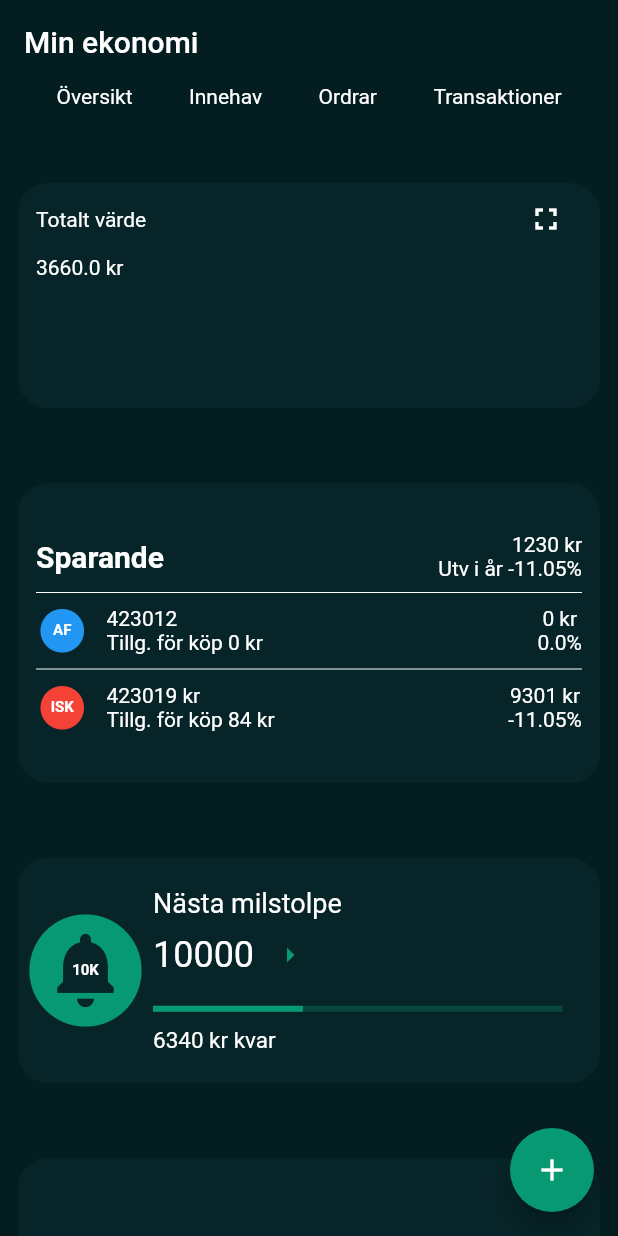
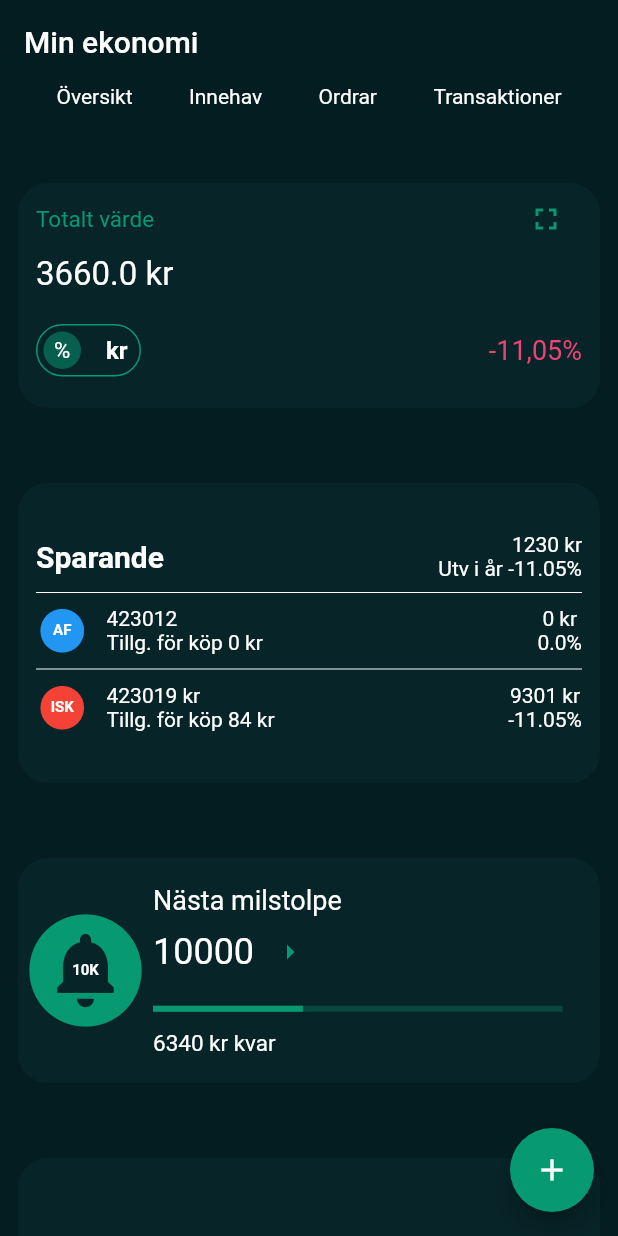
Before and after one commit to emilakerman/avanza_layout, a Flutter app: the screen it shows after launch, on a phone screen of 412 x 824 dp. Run offline on Flutter 3.47's test engine with Material 2 defaults, Android fonts, the light colour scheme and no system bars; drawn by our look-alikes of flutter_switch; our stand-ins replace flutter_riverpod, hooks_riverpod, riverpod_annotation; missing offline and left inert: gradient_line_graph; generated files the repository leaves out were written again.

Commit message:
finalized most of the top container

```diff
--- a/lib/constants/app_sizes.dart
+++ b/lib/constants/app_sizes.dart
@@ -2,6 +2,8 @@ import 'package:flutter/material.dart';
 
 class AppSizes {
   static const largeVertical = SizedBox(height: 50);
+  static const mediumVertical = SizedBox(height: 20);
+  static const smallVertical = SizedBox(height: 12);
   static const smallHorizontal = SizedBox(width: 12);
   static const primaryRounded = 20.0;
 }
--- a/lib/controllers/home_screen_controller.dart
+++ b/lib/controllers/home_screen_controller.dart
@@ -9,8 +9,7 @@ class NetWorthController extends _$NetWorthController {
   @override
   double build() => 3660;
 
-  // Currently unused
-  // Create "mock" way to add funds to account?
+  // Used currently to randomize networth for testing purposes.
   void changeNetWorth({required double newNetWorth}) {
     state = newNetWorth;
   }
@@ -18,10 +17,19 @@ class NetWorthController extends _$NetWorthController {
 
 @riverpod
 class MileStoneController extends _$MileStoneController {
+  // This milestone state should increase to 20K when networth >= 10K, etc.
   @override
   int build() => 10000;
-  // Used with the right arrow, remove later
+  // Used with the right arrow for testing, remove later.
   void incrementMileStone() {
     state = state + 10000;
   }
 }
+
+@riverpod
+class FlutterSwitchController extends _$FlutterSwitchController {
+  @override
+  bool build() => false;
+
+  void reverseState() => state = !state;
+}
--- a/lib/pages/home_screen.dart
+++ b/lib/pages/home_screen.dart
@@ -1,7 +1,8 @@
 import 'dart:math';
-
 import 'package:avanza_app/constants/dividers.dart';
 import 'package:avanza_app/controllers/home_screen_controller.dart';
+import 'package:avanza_app/widgets/flutter_switch_widget.dart';
+import 'package:avanza_app/widgets/gradient_widget.dart';
 import 'package:avanza_app/widgets/progress_indicator.dart';
 import 'package:flutter/material.dart';
 import 'package:avanza_app/constants/app_colors.dart';
@@ -202,14 +203,14 @@ class HomeScreen extends StatelessWidget {
                   )
                 ],
               ),
-              const SizedBox(height: 10),
+              AppSizes.smallVertical,
               Consumer(
                 builder: (_, ref, __) => ProgressIndicatorExample(
                   netWorth: netWorth,
                   mileStone: mileStoneValue.toDouble(),
                 ),
               ),
-              const SizedBox(height: 10),
+              AppSizes.smallVertical,
               _buildCommonText(text: "${mileStoneValue - netWorth.toInt()} kr kvar", fontSize: 15),
             ],
           ),
@@ -231,10 +232,11 @@ class HomeScreen extends StatelessWidget {
   Widget _buildCommonText({
     required String text,
     double? fontSize,
+    Color? color,
   }) {
     return Text(
       text,
-      style: TextStyle(fontSize: fontSize, color: AppColors.white),
+      style: TextStyle(fontSize: fontSize, color: color ?? AppColors.white),
     );
   }
 
@@ -271,13 +273,10 @@ class HomeScreen extends StatelessWidget {
           Row(
             mainAxisAlignment: MainAxisAlignment.spaceBetween,
             children: [
-              const Text(
-                "Totalt värde",
-                style: TextStyle(color: AppColors.white),
-              ),
+              _buildCommonText(text: 'Totalt värde', color: AppColors.darkGreen, fontSize: 15),
               IconButton(
                 icon: const Icon(Icons.fullscreen),
-                color: AppColors.white,
+                color: AppColors.darkGreen,
                 //TODO(Emil): Add functionality.
                 onPressed: () {},
               ),
@@ -285,9 +284,21 @@ class HomeScreen extends StatelessWidget {
           ),
           Row(
             children: [
-              Text(
-                "$netWorth kr",
-                style: const TextStyle(color: AppColors.white),
+              _buildCommonText(text: "$netWorth kr", fontSize: 22),
+            ],
+          ),
+          AppSizes.mediumVertical,
+          Row(
+            mainAxisAlignment: MainAxisAlignment.spaceBetween,
+            children: [
+              const FlutterSwitchWidget(),
+              // This shows difference from last month, but is hardcoded for now.
+              Consumer(
+                builder: (_, ref, __) => _buildCommonText(
+                  text: ref.watch(flutterSwitchControllerProvider) ? "-1037 kr" : "-11,05%",
+                  color: AppColors.red,
+                  fontSize: 18,
+                ),
               ),
             ],
           ),
--- /dev/null
+++ b/lib/widgets/flutter_switch_widget.dart
@@ -0,0 +1,38 @@
+import 'package:avanza_app/lib.dart';
+import 'package:flutter/material.dart';
+import 'package:flutter_switch/flutter_switch.dart';
+import 'package:hooks_riverpod/hooks_riverpod.dart';
+
+class FlutterSwitchWidget extends ConsumerWidget {
+  const FlutterSwitchWidget({super.key});
+
+  @override
+  Widget build(BuildContext context, WidgetRef ref) {
+    return FlutterSwitch(
+      showOnOff: true,
+      value: ref.watch(flutterSwitchControllerProvider) ?? false,
+      activeIcon: _buildText(text: "kr"),
+      activeText: "%",
+      inactiveIcon: _buildText(text: "%"),
+      inactiveText: 'kr',
+      inactiveColor: AppColors.secondary,
+      toggleColor: AppColors.darkGreen.withOpacity(0.5),
+      inactiveTextColor: AppColors.white,
+      activeTextColor: AppColors.white,
+      activeColor: AppColors.secondary,
+      activeTextFontWeight: FontWeight.bold,
+      inactiveTextFontWeight: FontWeight.bold,
+      switchBorder: Border.all(color: AppColors.darkGreen),
+      onToggle: (val) {
+        ref.read(flutterSwitchControllerProvider.notifier).reverseState();
+      },
+    );
+  }
+
+  Text _buildText({required String text}) {
+    return Text(
+      text,
+      style: const TextStyle(color: AppColors.white),
+    );
+  }
+}
--- a/pubspec.yaml
+++ b/pubspec.yaml
@@ -43,6 +43,7 @@ dependencies:
   riverpod_annotation: ^2.1.5
   hooks_riverpod: ^2.4.0
   riverpod_generator: ^2.3.2
+  flutter_switch: ^0.3.2
 
 
 
```
Also changed, not shown: lib/controllers/home_screen_controller.g.dart, pubspec.lock.
